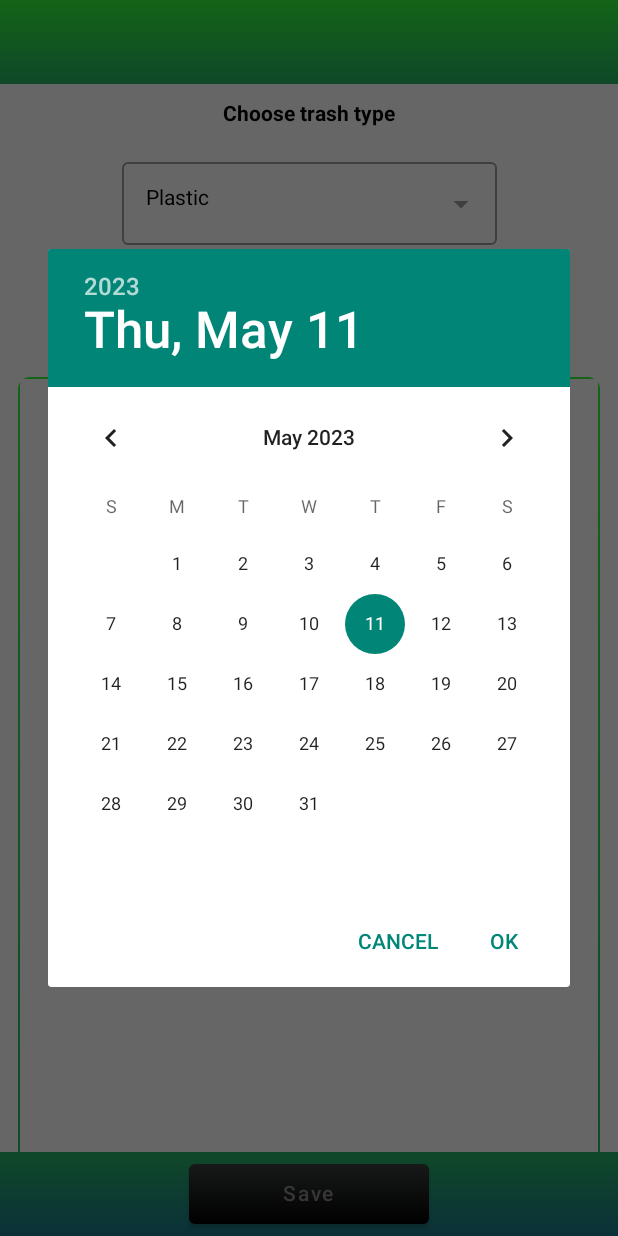
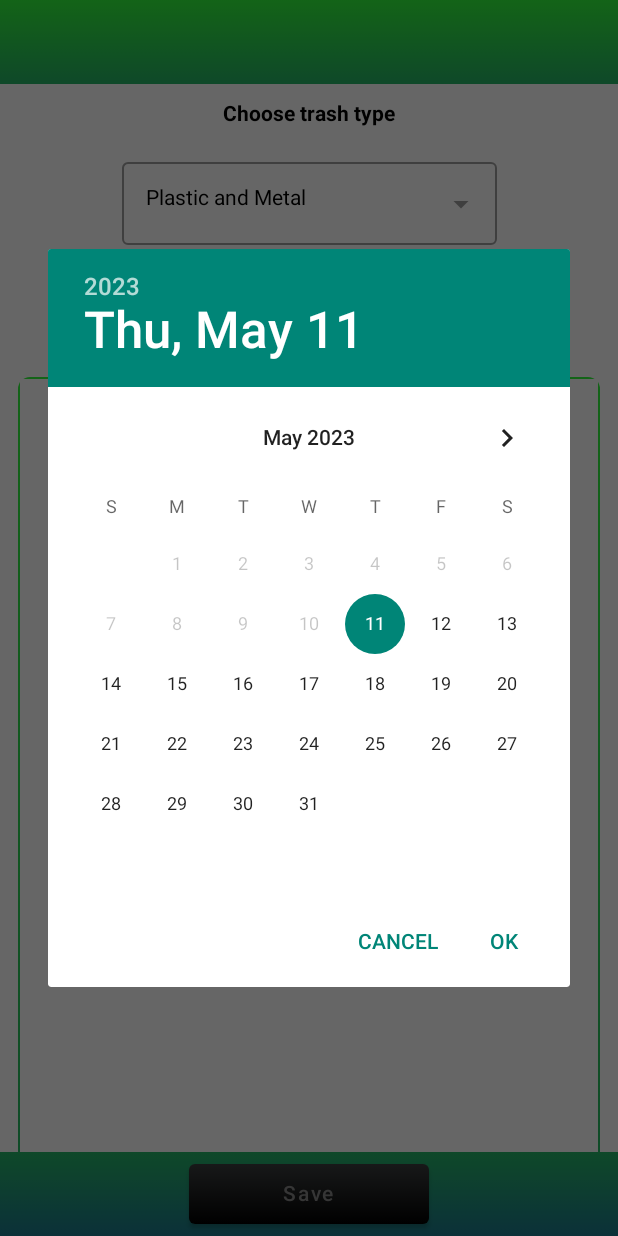
Before and after one commit to OnicaAdrianCatalin/Trashminder, an Android app built with Jetpack Compose: the NewReminderFragment screen opened through its navigation route, after a tap on "Date and time", on a phone screen of 412 x 824 dp. Run offline under Robolectric (Android 15) with nearby library versions, the phone set to English and light mode, and no system bars; our stand-ins replace Firebase (no records; nobody signed in at launch, a user with empty details on screens opened directly), navigation-ui; libraries missing offline, so code that uses them is left out: com.jakewharton.threetenabp; 1 statement that could not run was skipped.

Commit message:
Fix bugs on Registering, HomeFragment, Date&Time picker (#7)
* adding progressBar, changing plastic to plastic and metal, updating authErrors, solving dismiss date and time

* moving date and time settings in viewModel, changing .startWith() with .isBlank()

```diff
--- a/app/src/main/java/com/example/trashminder/presentation/auth/authUtils/Utils.kt
+++ b/app/src/main/java/com/example/trashminder/presentation/auth/authUtils/Utils.kt
@@ -1,5 +1,5 @@
 package com.example.trashminder.presentation.auth.authUtils
 
  fun assertFieldsEmpty(vararg fields: String): Boolean {
-    fields.find { it.isEmpty() }?.let { return false } ?: return true
+    fields.find { it.isEmpty() || it.isBlank()}?.let { return false } ?: return true
 }
--- a/app/src/main/java/com/example/trashminder/presentation/auth/signup/SignUpViewModel.kt
+++ b/app/src/main/java/com/example/trashminder/presentation/auth/signup/SignUpViewModel.kt
@@ -4,11 +4,7 @@ import androidx.compose.runtime.State
 import androidx.compose.runtime.mutableStateOf
 import androidx.lifecycle.ViewModel
 import androidx.lifecycle.viewModelScope
-import com.example.trashminder.presentation.auth.authUtils.AuthErrors
-import com.example.trashminder.presentation.auth.authUtils.Result
-import com.example.trashminder.presentation.auth.authUtils.assertFieldsEmpty
-import com.example.trashminder.presentation.auth.authUtils.onFailure
-import com.example.trashminder.presentation.auth.authUtils.onSuccess
+import com.example.trashminder.presentation.auth.authUtils.*
 import com.example.trashminder.services.FirebaseAuthService
 import com.google.firebase.FirebaseException
 import com.google.firebase.FirebaseNetworkException
--- a/app/src/main/java/com/example/trashminder/presentation/createdReminder/HomeFragment.kt
+++ b/app/src/main/java/com/example/trashminder/presentation/createdReminder/HomeFragment.kt
@@ -13,6 +13,7 @@ import androidx.activity.compose.rememberLauncherForActivityResult
 import androidx.activity.result.contract.ActivityResultContracts
 import androidx.compose.foundation.layout.Box
 import androidx.compose.foundation.layout.fillMaxSize
+import androidx.compose.foundation.layout.fillMaxWidth
 import androidx.compose.foundation.layout.size
 import androidx.compose.foundation.lazy.LazyColumn
 import androidx.compose.foundation.lazy.items
@@ -20,7 +21,7 @@ import androidx.compose.foundation.lazy.rememberLazyListState
 import androidx.compose.material.Icon
 import androidx.compose.material.IconButton
 import androidx.compose.runtime.*
-import androidx.compose.ui.Alignment
+import androidx.compose.ui.Alignment.Companion.CenterHorizontally
 import androidx.compose.ui.Modifier
 import androidx.compose.ui.graphics.Color
 import androidx.compose.ui.platform.ComposeView
@@ -58,19 +59,21 @@ class HomeFragment : Fragment() {
     @Composable
     fun HomeScreen() {
         val viewModel = viewModel<HomeScreenViewModel>()
+        viewModel.ProgressDialog()
+
         Box(
-            modifier = Modifier.fillMaxSize()
+            modifier = Modifier.fillMaxSize(),
         ) {
             val state = rememberLazyListState()
             val context = LocalContext.current
-            LazyColumn(horizontalAlignment = Alignment.CenterHorizontally, state = state) {
+            LazyColumn(modifier = Modifier.fillMaxWidth(), horizontalAlignment = CenterHorizontally, state = state) {
                 items(viewModel.reminderResponse.value?.reminders ?: emptyList()) {
                     CustomItem(reminder = it)
 
                     NotificationPermissionDialog(it, context)
                 }
                 item {
-                    IconButton(onClick = {
+                    IconButton( onClick = {
                         findNavController().navigate(R.id.newReminderFragment)
                     }) {
                         Icon(
--- a/app/src/main/java/com/example/trashminder/presentation/createdReminder/HomeScreenViewModel.kt
+++ b/app/src/main/java/com/example/trashminder/presentation/createdReminder/HomeScreenViewModel.kt
@@ -1,8 +1,20 @@
 package com.example.trashminder.presentation.createdReminder
 
-import androidx.compose.runtime.mutableStateOf
+import androidx.compose.foundation.background
+import androidx.compose.foundation.layout.Box
+import androidx.compose.foundation.layout.size
+import androidx.compose.foundation.shape.RoundedCornerShape
+import androidx.compose.material.CircularProgressIndicator
+import androidx.compose.runtime.*
+import androidx.compose.ui.Alignment
+import androidx.compose.ui.Modifier
+import androidx.compose.ui.graphics.Color
+import androidx.compose.ui.unit.dp
+import androidx.compose.ui.window.Dialog
+import androidx.compose.ui.window.DialogProperties
 import androidx.lifecycle.ViewModel
 import com.example.trashminder.model.ListOfReminders
+import com.example.trashminder.presentation.theme.greenTrash
 import com.google.firebase.auth.FirebaseAuth
 import com.google.firebase.firestore.FirebaseFirestore
 
@@ -10,8 +22,11 @@ class HomeScreenViewModel : ViewModel() {
     val reminderResponse = mutableStateOf<ListOfReminders?>(null)
     private val firestore = FirebaseFirestore.getInstance()
     private val auth = FirebaseAuth.getInstance()
+    private var showDialog by mutableStateOf(false)
+
 
     init {
+        showDialog = true
         getUserData()
     }
 
@@ -21,8 +36,23 @@ class HomeScreenViewModel : ViewModel() {
                 if ((snapshot != null) && snapshot.exists()) {
                     val data = snapshot.toObject(ListOfReminders::class.java)
                     reminderResponse.value = data
+                    showDialog = false
                 }
             }
+    }
+
+    @Composable
+    fun ProgressDialog() {
+        if (showDialog) {
+            Box(
+                contentAlignment = Alignment.Center,
+                modifier = Modifier
+                    .size(100.dp)
+                    .background(Color.White, shape = RoundedCornerShape(8.dp))
+            ) {
+                CircularProgressIndicator(color = greenTrash)
+            }
+        }
     }
 
     companion object {
--- a/app/src/main/java/com/example/trashminder/presentation/newReminder/NewReminderFragment.kt
+++ b/app/src/main/java/com/example/trashminder/presentation/newReminder/NewReminderFragment.kt
@@ -61,7 +61,6 @@ import com.example.trashminder.presentation.theme.lightGreen
 import com.example.trashminder.utils.TimePeriod
 import com.example.trashminder.utils.TrashType
 import com.example.trashminder.utils.toResourceId
-import java.util.Calendar
 import java.util.Date
 import kotlinx.coroutines.launch
 
@@ -167,7 +166,7 @@ class NewReminderFragment : Fragment() {
                         dateAndTimeDialogTrigger.value = true
                     }
                     if (dateAndTimeDialogTrigger.value) {
-                        PickDateAndTime(chosenDate)
+                        PickDateAndTime(chosenDate, viewModel)
                         dateAndTimeDialogTrigger.value = false
                     }
                     TimePeriodPick(timespan)
@@ -226,64 +225,37 @@ class NewReminderFragment : Fragment() {
     }
 
     @Composable
-    private fun PickDateAndTime(chosenDate: MutableState<String>) {
+    private fun PickDateAndTime(chosenDate: MutableState<String>, viewModel: NewReminderViewModel) {
         val context = LocalContext.current
-        val calendar = Calendar.getInstance()
-        val year = calendar.get(Calendar.YEAR)
-        val month = calendar.get(Calendar.MONTH)
-        val day = calendar.get(Calendar.DAY_OF_MONTH)
-        val hour = calendar.get(Calendar.HOUR_OF_DAY)
-        val minutes = calendar.get(Calendar.MINUTE)
-        calendar.time = Date()
+        viewModel.calendar.time = Date()
 
         val datePickerDialog = DatePickerDialog(
             context,
             { _: DatePicker, selectedYear: Int, selectedMonth: Int, selectedDayOfMonth: Int ->
-                chosenDate.value =
-                    setDateCorrectFormat(selectedMonth, selectedDayOfMonth, selectedYear)
-            }, year, month, day
+                viewModel.date =
+                    viewModel.setDateCorrectFormat(selectedMonth, selectedDayOfMonth, selectedYear)
+            }, viewModel.year, viewModel.month, viewModel.day
         )
         val timePickerDialog = TimePickerDialog(
             context,
             { _, selectedHour: Int, selectedMinute: Int ->
-                chosenDate.value += setTimeCorrectFormat(selectedHour, selectedMinute)
-            }, hour, minutes, false
+                viewModel.time = viewModel.setTimeCorrectFormat(selectedHour, selectedMinute)
+            }, viewModel.hour, viewModel.minutes, false
         )
+
         datePickerDialog.show()
+        datePickerDialog.datePicker.minDate = System.currentTimeMillis()
         datePickerDialog.setOnDismissListener {
-            timePickerDialog.show()
-        }
-    }
-
-    private fun setDateCorrectFormat(
-        selectedMonth: Int,
-        selectedDayOfMonth: Int,
-        selectedYear: Int
-    ): String {
-        var newDay = "$selectedDayOfMonth"
-        var newMonth = "${selectedMonth + 1}"
-        if (selectedDayOfMonth < 10) {
-            newDay = "0$selectedDayOfMonth"
-        }
-        if (selectedMonth < 10) {
-            newMonth = "0${selectedMonth + 1}"
+            if (viewModel.date != "") {
+                timePickerDialog.show()
+            }
         }
 
-        return "$newDay/$newMonth/$selectedYear"
-    }
-
-    private fun setTimeCorrectFormat(selectedHour: Int, selectedMinute: Int): String {
-        var newHour = "$selectedHour"
-        var newMinutes = "$selectedMinute"
-
-        if (selectedHour < 10) {
-            newHour = "0$selectedHour"
+        timePickerDialog.setOnDismissListener {
+            if (viewModel.time != "") {
+                chosenDate.value = viewModel.date + viewModel.time
+            }
         }
-        if (selectedMinute < 10) {
-            newMinutes = "0$selectedMinute"
-        }
-
-        return " $newHour:$newMinutes"
     }
 
     @Composable
--- a/app/src/main/java/com/example/trashminder/presentation/newReminder/NewReminderViewModel.kt
+++ b/app/src/main/java/com/example/trashminder/presentation/newReminder/NewReminderViewModel.kt
@@ -1,6 +1,7 @@
 package com.example.trashminder.presentation.newReminder
 
 import android.util.Log
+import androidx.compose.ui.platform.LocalContext
 import androidx.lifecycle.ViewModel
 import com.example.trashminder.model.Reminder
 import com.example.trashminder.utils.TimePeriod
@@ -9,10 +10,20 @@ import com.google.firebase.auth.FirebaseAuth
 import com.google.firebase.firestore.FieldValue
 import com.google.firebase.firestore.FirebaseFirestore
 import com.google.firebase.firestore.SetOptions
+import java.util.*
 
 class NewReminderViewModel : ViewModel() {
     val auth = FirebaseAuth.getInstance()
     private val firestore = FirebaseFirestore.getInstance()
+
+    val calendar = Calendar.getInstance()
+    val year = calendar.get(Calendar.YEAR)
+    val month = calendar.get(Calendar.MONTH)
+    val day = calendar.get(Calendar.DAY_OF_MONTH)
+    val hour = calendar.get(Calendar.HOUR_OF_DAY)
+    val minutes = calendar.get(Calendar.MINUTE)
+    var date = ""
+    var time = ""
 
     fun createProfileOrAddData(type: TrashType, date: String, repetition: TimePeriod) {
         val userData = Reminder(
@@ -36,6 +47,37 @@ class NewReminderViewModel : ViewModel() {
         }
     }
 
+    fun setDateCorrectFormat(
+        selectedMonth: Int,
+        selectedDayOfMonth: Int,
+        selectedYear: Int
+    ): String {
+        var newDay = "$selectedDayOfMonth"
+        var newMonth = "${selectedMonth + 1}"
+        if (selectedDayOfMonth < 10) {
+            newDay = "0$selectedDayOfMonth"
+        }
+        if (selectedMonth < 10) {
+            newMonth = "0${selectedMonth + 1}"
+        }
+
+        return "$newDay/$newMonth/$selectedYear"
+    }
+
+    fun setTimeCorrectFormat(selectedHour: Int, selectedMinute: Int): String {
+        var newHour = "$selectedHour"
+        var newMinutes = "$selectedMinute"
+
+        if (selectedHour < 10) {
+            newHour = "0$selectedHour"
+        }
+        if (selectedMinute < 10) {
+            newMinutes = "0$selectedMinute"
+        }
+
+        return " $newHour:$newMinutes"
+    }
+
     companion object {
         private const val TAG = "NewReminderViewModel"
         private const val collectionPath = "users"
--- a/app/src/main/java/com/example/trashminder/utils/TrashType.kt
+++ b/app/src/main/java/com/example/trashminder/utils/TrashType.kt
@@ -4,7 +4,6 @@ import com.example.trashminder.R
 
 enum class TrashType {
     Plastic,
-    Metal,
     Paper,
     Glass,
     Residual
@@ -13,7 +12,6 @@ enum class TrashType {
 fun TrashType.toResourceId(): Int {
     return when (this) {
         TrashType.Paper -> R.string.trash_type_paper
-        TrashType.Metal -> R.string.trash_type_metal
         TrashType.Glass -> R.string.trash_type_glass
         TrashType.Residual -> R.string.trash_type_residual
         TrashType.Plastic -> R.string.trash_type_plastic
--- a/app/src/main/res/values/strings.xml
+++ b/app/src/main/res/values/strings.xml
@@ -27,10 +27,9 @@
     <string name="repetition"> Repetition</string>
     <string name="date_and_time_button">Date and time</string>
     <string name="trash_type_paper">Paper</string>
-    <string name="trash_type_metal">Metal</string>
     <string name="trash_type_glass">Glass</string>
     <string name="trash_type_residual">Residual</string>
-    <string name="trash_type_plastic">Plastic</string>
+    <string name="trash_type_plastic">Plastic and Metal</string>
     <string name="paper_and_carton">Paper and Carton</string>
     <string name="error">Error</string>
     <string name="time_period_daily">Daily</string>
```
Also changed, not shown: app/src/main/java/com/example/trashminder/presentation/createdReminder/CustomItem.kt (+4 -11 lines), app/src/main/java/com/example/trashminder/utils/Reusables.kt (line endings or trailing spaces), app/src/main/res/drawable/_removal_ai__tmp_63a2fb077da67.png (deleted), app/src/main/res/drawable/glass.png (renamed from app/src/main/res/drawable/broken_bottle_png23.png), app/src/main/res/drawable/paper.png (renamed from app/src/main/res/drawable/stack_of_old_blank_photographs_thumb30.png), app/src/main/res/drawable/plastic_bottle_png_download_image.png (deleted), app/src/main/res/drawable/plastic_metal.png (added), app/src/main/res/drawable/residual.png (renamed from app/src/main/res/drawable/report_feat_removebg_preview.png), 1 other file.
